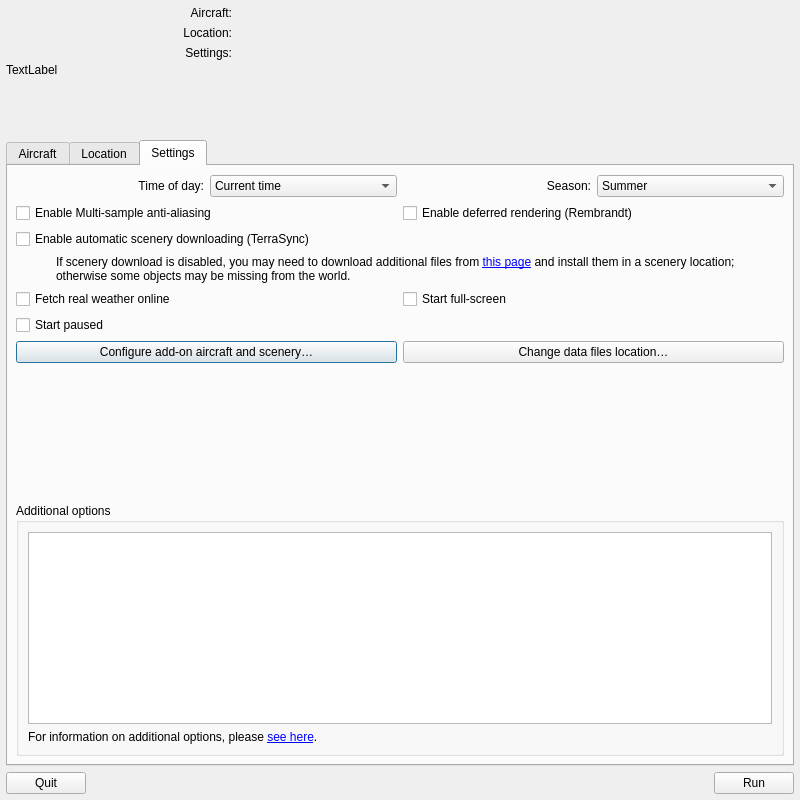
Old version of the form src/GUI/Launcher.ui in the repository FlightGear/flightgear.
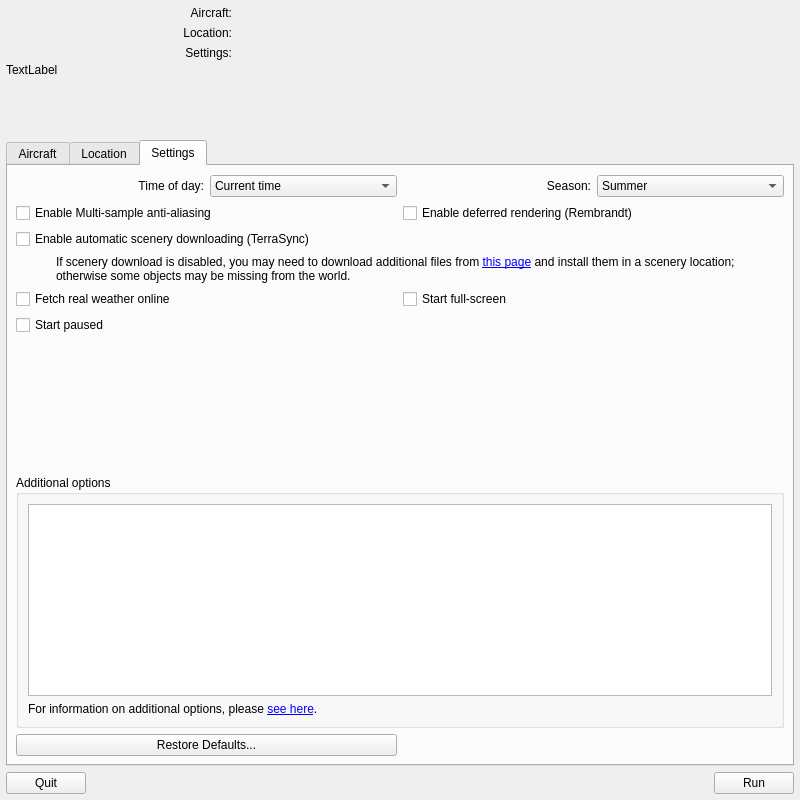
New version of the form. The open tabs and pages were chosen to show the change. Custom widgets are drawn as their Qt base class.

Commit message:
Restructure paths handling in the launcher
- move the dialog into a new ‘add-ons’ tab

- separate out ‘restore settings’ from selecting a new fg-data

- actually relaunch the app

Patch:
```diff
--- a/src/GUI/Launcher.ui
+++ b/src/GUI/Launcher.ui
@@ -269,6 +269,16 @@
        <property name="bottomMargin">
         <number>8</number>
        </property>
+       <item row="8" column="0">
+        <widget class="QPushButton" name="restoreDefaultsButton">
+         <property name="text">
+          <string>Restore Defaults...</string>
+         </property>
+         <property name="autoDefault">
+          <bool>false</bool>
+         </property>
+        </widget>
+       </item>
        <item row="0" column="0">
         <layout class="QHBoxLayout" name="horizontalLayout_4">
          <item>
@@ -442,7 +452,7 @@
          </item>
         </layout>
        </item>
-       <item row="8" column="0" colspan="2">
+       <item row="7" column="0" colspan="2">
         <widget class="QGroupBox" name="groupBox_2">
          <property name="title">
           <string>Additional options</string>
@@ -470,7 +480,7 @@
          </layout>
         </widget>
        </item>
-       <item row="7" column="0">
+       <item row="6" column="0">
         <spacer name="verticalSpacer">
          <property name="orientation">
           <enum>Qt::Vertical</enum>
@@ -483,23 +493,6 @@
          </property>
         </spacer>
        </item>
-       <item row="6" column="0">
-        <widget class="QPushButton" name="pathsButton">
-         <property name="text">
-          <string>Configure add-on aircraft and scenery…</string>
-         </property>
-         <property name="startupOnly" stdset="0">
-          <bool>true</bool>
-         </property>
-        </widget>
-       </item>
-       <item row="6" column="1">
-        <widget class="QPushButton" name="changeRootButton">
-         <property name="text">
-          <string>Change data files location…</string>
-         </property>
-        </widget>
-       </item>
       </layout>
      </widget>
     </widget>
```
Left out of the diff: 3 changed lines with no effect on the pictures. The commit also changes 6 other files.
